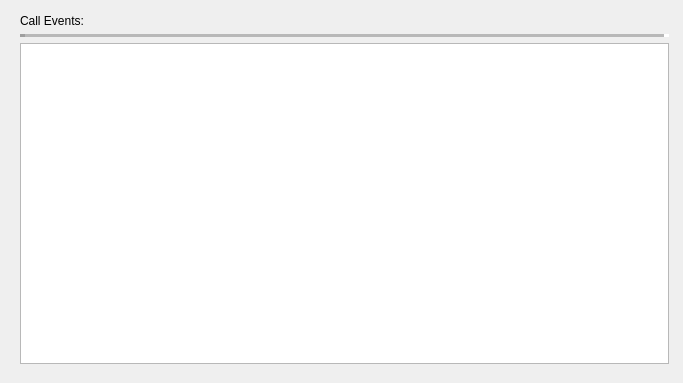
Qt form examples/telephony/mainwindow.ui (qtproject/qt-mobility) before a commit.
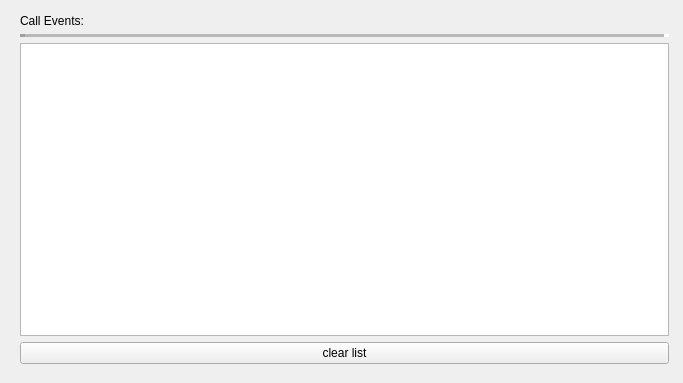
The same form after that commit.

```diff
--- a/examples/telephony/mainwindow.ui
+++ b/examples/telephony/mainwindow.ui
@@ -66,6 +66,13 @@
        </property>
       </widget>
      </item>
+     <item>
+      <widget class="QPushButton" name="pushButtonClearList">
+       <property name="text">
+        <string>clear list</string>
+       </property>
+      </widget>
+     </item>
     </layout>
    </widget>
   </widget>
```
